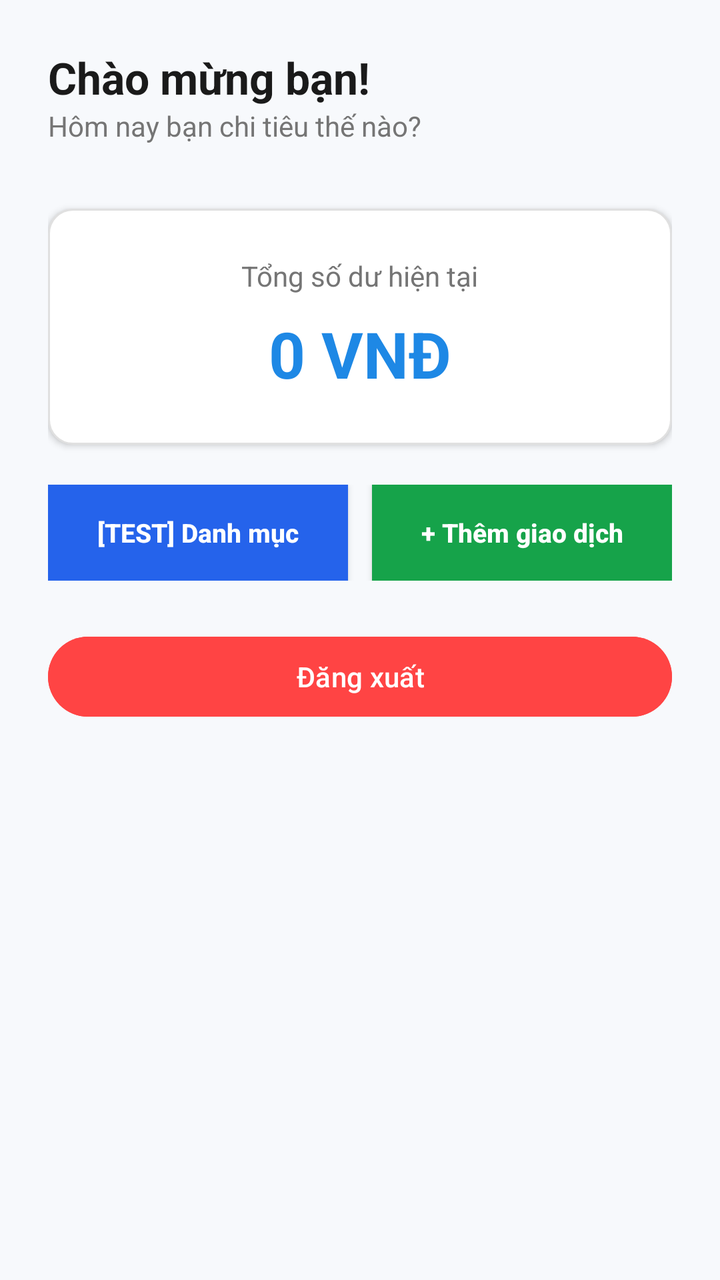
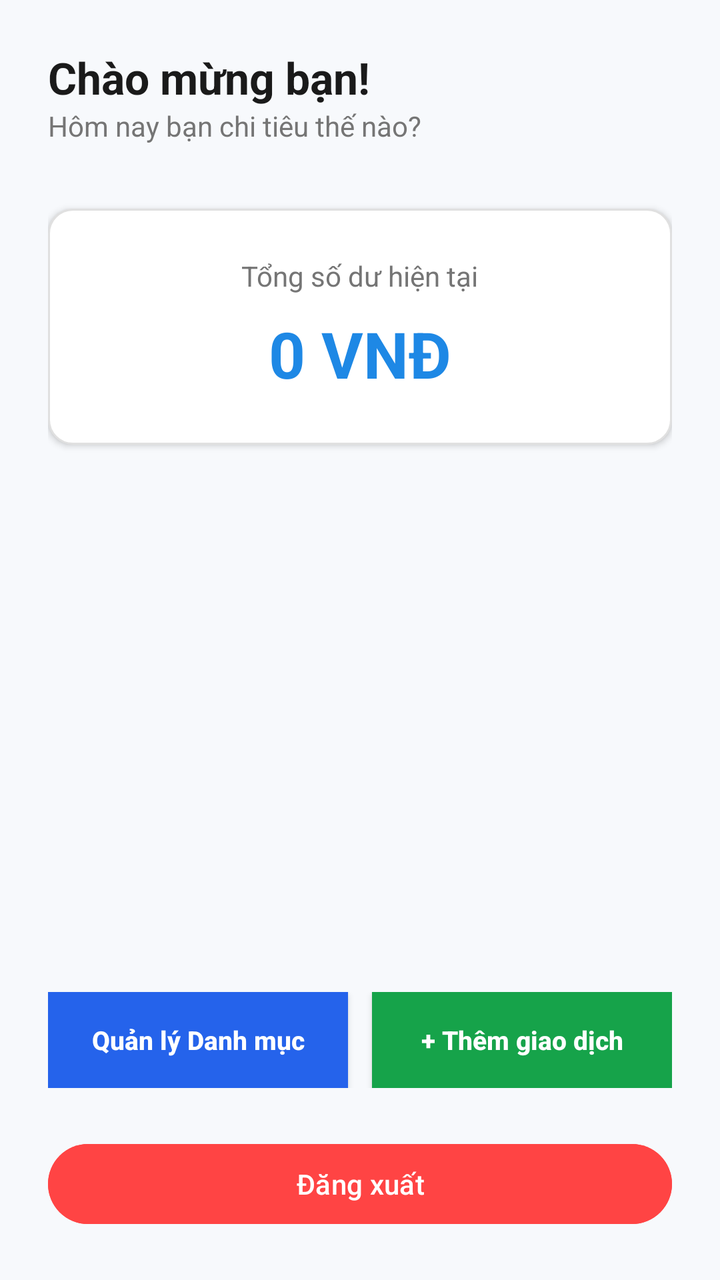

Before-and-after screenshots of an Android layout around one commit, followed by the original layout XML and the change that was made.
<!-- AndroidManifest.xml: application theme Theme.StudentExpenseTracker -->
<!-- res/layout/activity_main.xml -->
<?xml version="1.0" encoding="utf-8"?>
<LinearLayout xmlns:android="http://schemas.android.com/apk/res/android"
    android:id="@+id/main"
    android:layout_width="match_parent"
    android:layout_height="match_parent"
    android:background="@color/bgColor"
    android:orientation="vertical"
    android:padding="24dp">

    
    <TextView
        android:id="@+id/tvWelcome"
        android:layout_width="wrap_content"
        android:layout_height="wrap_content"
        android:text="Chào mừng bạn!"
        android:textColor="@color/textColorDark"
        android:textSize="22sp"
        android:textStyle="bold" />

    <TextView
        android:layout_width="wrap_content"
        android:layout_height="wrap_content"
        android:layout_marginBottom="32dp"
        android:text="Hôm nay bạn chi tiêu thế nào?"
        android:textColor="@color/textColorGray"
        android:textSize="14sp" />

    
    <LinearLayout
        android:layout_width="match_parent"
        android:layout_height="wrap_content"
        android:background="@drawable/bg_input"
        android:elevation="2dp"
        android:gravity="center"
        android:orientation="vertical"
        android:padding="24dp">

        <TextView
            android:layout_width="wrap_content"
            android:layout_height="wrap_content"
            android:layout_marginBottom="8dp"
            android:text="Tổng số dư hiện tại"
            android:textColor="@color/textColorGray"
            android:textSize="14sp" />

        <TextView
            android:id="@+id/tvTotalBalance"
            android:layout_width="wrap_content"
            android:layout_height="wrap_content"
            android:text="0 VNĐ"
            android:textColor="@color/primaryBlue"
            android:textSize="32sp"
            android:textStyle="bold" />
    </LinearLayout>

    
    <LinearLayout
        android:layout_width="match_parent"
        android:layout_height="wrap_content"
        android:layout_marginTop="20dp"
        android:orientation="horizontal">

        <androidx.appcompat.widget.AppCompatButton
            android:id="@+id/btnOpenCategoryTemp"
            android:layout_width="0dp"
            android:layout_height="48dp"
            android:layout_marginEnd="6dp"
            android:layout_weight="1"
            android:background="#2563EB"
            android:text="[TEST] Danh mục"
            android:textAllCaps="false"
            android:textColor="#FFFFFF"
            android:textSize="13sp"
            android:textStyle="bold" />

        <androidx.appcompat.widget.AppCompatButton
            android:id="@+id/btnTestAddTransaction"
            android:layout_width="0dp"
            android:layout_height="48dp"
            android:layout_marginStart="6dp"
            android:layout_weight="1"
            android:background="#16A34A"
            android:text="+ Thêm giao dịch"
            android:textAllCaps="false"
            android:textColor="#FFFFFF"
            android:textSize="13sp"
            android:textStyle="bold" />
    </LinearLayout>

    
    <Button
        android:id="@+id/btnLogout"
        android:layout_width="match_parent"
        android:layout_height="wrap_content"
        android:layout_marginTop="24dp"
        android:backgroundTint="@android:color/holo_red_light"
        android:text="Đăng xuất" />

</LinearLayout>
<!-- resources referenced by this layout -->
<resources>
  <color name="bgColor">#F7F9FC</color>
  <color name="primaryBlue">#1E88E5</color>
  <color name="textColorDark">#1A1A1A</color>
  <color name="textColorGray">#757575</color>
  <!-- drawable bg_input (drawable) -->
  <?xml version="1.0" encoding="utf-8"?>
  <shape xmlns:android="http://schemas.android.com/apk/res/android">
      <solid android:color="@android:color/white"/>
      <stroke android:width="1dp" android:color="@color/borderColor"/>
      <corners android:radius="12dp"/>
  </shape>
  <style name="Theme.StudentExpenseTracker" parent="Base.Theme.StudentExpenseTracker" />
  <color name="borderColor">#E0E0E0</color>
  <style name="Base.Theme.StudentExpenseTracker" parent="Theme.Material3.DayNight.NoActionBar">
          
          
      </style>
</resources>

<!-- the commit's change to res/layout/activity_main.xml (unified diff, before → after) -->
@@ -51,8 +51,18 @@
             android:textColor="@color/primaryBlue"
             android:textSize="32sp"
             android:textStyle="bold" />
+
     </LinearLayout>
 
+    <androidx.recyclerview.widget.RecyclerView
+        android:id="@+id/rcvRecentTransactions"
+        android:layout_width="match_parent"
+        android:layout_height="0dp"
+        android:layout_marginTop="16dp"
+        android:layout_weight="1"
+        android:nestedScrollingEnabled="false"
+        android:clipToPadding="false"
+        android:paddingBottom="16dp" />
     
     <LinearLayout
         android:layout_width="match_parent"
@@ -67,7 +77,7 @@
             android:layout_marginEnd="6dp"
             android:layout_weight="1"
             android:background="#2563EB"
-            android:text="[TEST] Danh mục"
+            android:text="Quản lý Danh mục"
             android:textAllCaps="false"
             android:textColor="#FFFFFF"
             android:textSize="13sp"
